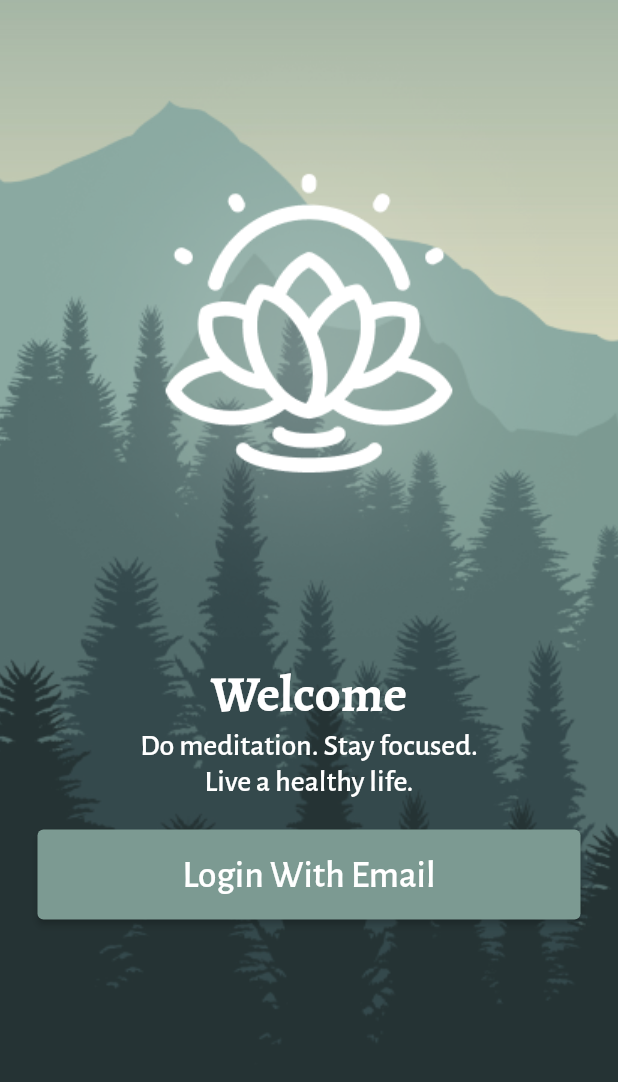
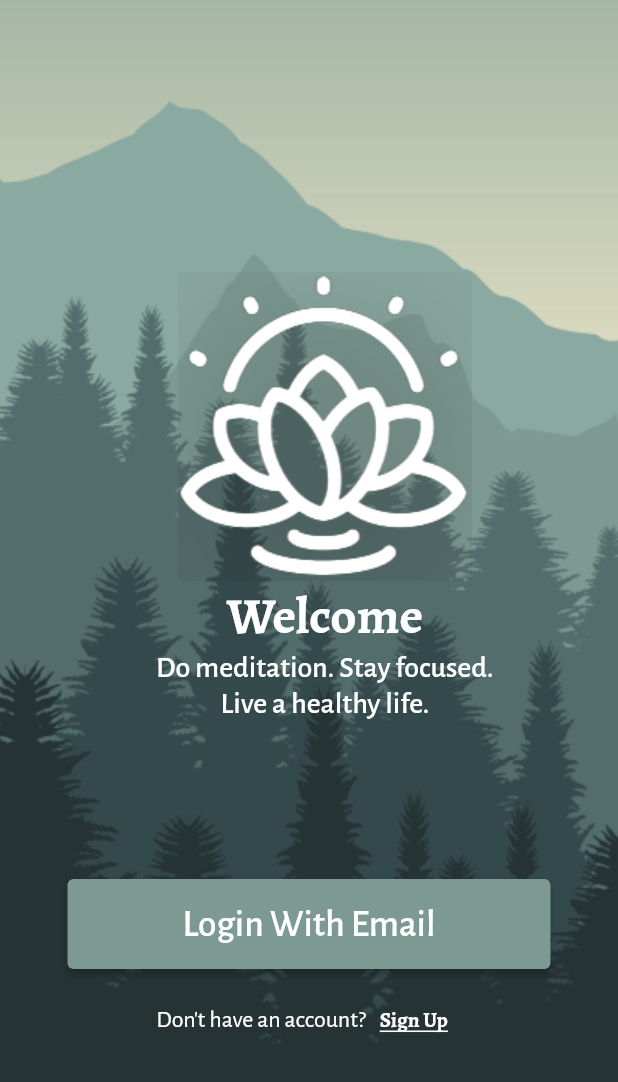
Before and after one commit to rahul2227/Medic-Meditation-App, a Flutter app: the screen it shows after launch, on a phone screen of 412 x 824 dp. Shown: the top 1082 px of the screen. Run offline on Flutter 3.47's test engine with Material 2 defaults, Android fonts, the phone set to English and light mode, and no system bars.

Commit message:
main - Code cleaning and refactor theme of the application authorize - UI of the application added logo asset and code did code cleaning.

```diff
--- a/lib/auth/authorize.dart
+++ b/lib/auth/authorize.dart
@@ -1,4 +1,3 @@
-import 'package:flutter/cupertino.dart';
 import 'package:flutter/material.dart';
 import 'package:medic_meditation_app/widgets/custom_button.dart';
 
@@ -7,6 +6,7 @@ class Authorize extends StatelessWidget {
 
   @override
   Widget build(BuildContext context) {
+    var _size = MediaQuery.of(context).size;
     return Scaffold(
       body: Stack(
         children: [
@@ -19,26 +19,25 @@ class Authorize extends StatelessWidget {
               ),
             ),
           ),
-          Center(
+          Positioned(
+            top: _size.height * 0.22,
+            right: _size.width * 0.2,
+            child: Center(
+              child: SizedBox(
+                // height: 94,
+                width: 226,
                 child: Column(
                   crossAxisAlignment: CrossAxisAlignment.center,
                   children: [
-                const Image(
-                  image: AssetImage('assets/images/Logo.png'),
-                ),
-                SizedBox(
-                  height: 94,
-                  width: 226,
-                  child: Column(
-                    children: const [
-                      Text(
+                    Image.asset('assets/images/Logo_auth_welcome.png'),
+                    const Text(
                       'Welcome',
                       style: TextStyle(
                         fontWeight: FontWeight.bold,
                         fontSize: 34,
                       ),
                     ),
-                      Text(
+                    const Text(
                       'Do meditation. Stay focused. Live a healthy life.',
                       textAlign: TextAlign.center,
                       maxLines: 2,
@@ -51,13 +50,45 @@ class Authorize extends StatelessWidget {
                   ],
                 ),
               ),
+            ),
+          ),
+          Positioned(
+            bottom: 120.0,
+            left: 20,
+            right: 20,
+            child: Column(
+              children: [
+                const CustomButtonResponsive(buttonText: 'Login With Email'),
                 const SizedBox(
-                  height: 20,
+                  height: 10.0,
                 ),
-                const CustomButtonResponsive(buttonText: 'Login With Email')
+                Row(
+                  mainAxisAlignment: MainAxisAlignment.center,
+                  children: [
+                    const Text(
+                      'Don\'t have an account?',
+                      style: TextStyle(
+                        fontFamily: 'Alegreya Sans',
+                        fontSize: 16,
+                      ),
+                    ),
+                    TextButton(
+                      onPressed: () {},
+                      child: const Text(
+                        'Sign Up',
+                        style: TextStyle(
+                            fontWeight: FontWeight.bold,
+                            decoration: TextDecoration.underline),
+                      ),
+                      style: TextButton.styleFrom(
+                        primary: Colors.white,
+                      ),
+                    ),
+                  ],
+                )
               ],
             ),
-          )
+          ),
         ],
       ),
     );
--- a/lib/widgets/custom_button.dart
+++ b/lib/widgets/custom_button.dart
@@ -1,4 +1,3 @@
-import 'package:flutter/cupertino.dart';
 import 'package:flutter/material.dart';
 
 class CustomButtonResponsive extends StatelessWidget {
```
Also changed, not shown: lib/main.dart (+4 -49 lines), assets/images/Logo_auth_welcome.png (added). Lines whose indentation alone changed are shown as unchanged.
